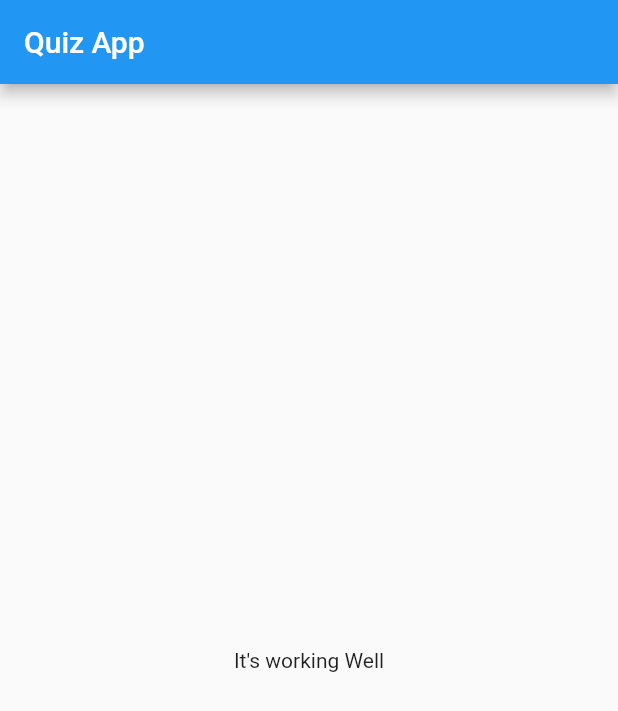
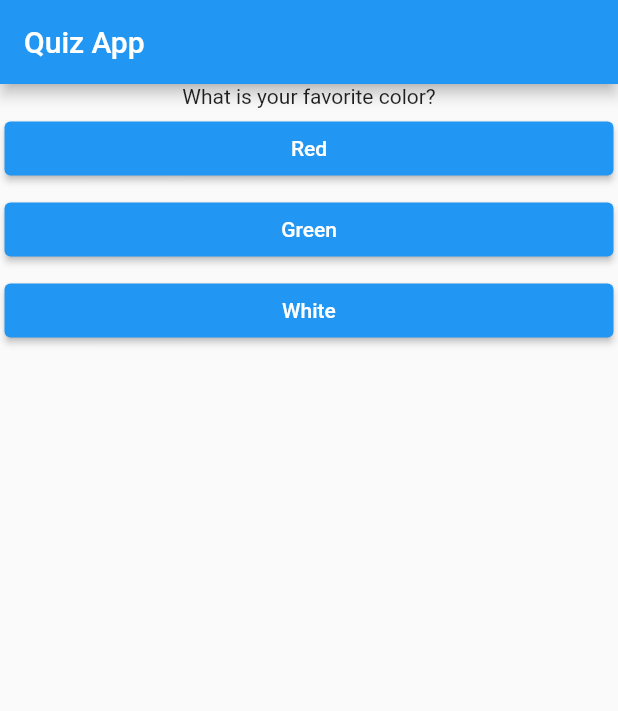
Before and after one commit to Nayemalam110/Quiz-App, a Flutter app: the screen it shows after launch, on a phone screen of 412 x 824 dp. Shown: the top 711 px of the screen. Run offline on Flutter 3.47's test engine with Material 2 defaults, Android fonts, the phone set to English and light mode, and no system bars.

Commit message:
simple question and button added

```diff
--- /dev/null
+++ b/quiz_app/lib/answer.dart
@@ -0,0 +1,20 @@
+import 'package:flutter/material.dart';
+
+class Answer extends StatelessWidget {
+  final VoidCallback answerqust;
+  String name;
+
+  Answer(this.name, this.answerqust);
+
+  @override
+  Widget build(BuildContext context) {
+    return Container(
+      margin: EdgeInsets.all(3),
+      width: double.maxFinite,
+      child: ElevatedButton(
+        child: Text(name),
+        onPressed: answerqust,
+      ),
+    );
+  }
+}
--- a/quiz_app/lib/main.dart
+++ b/quiz_app/lib/main.dart
@@ -1,4 +1,6 @@
 import 'package:flutter/material.dart';
+import 'package:quiz_app/answer.dart';
+import 'package:quiz_app/question.dart';
 
 void main() {
   runApp(QuizApp());
@@ -13,18 +15,50 @@ class QuizApp extends StatefulWidget {
 }
 
 class QuizAppState extends State<QuizApp> {
+  var questions = [
+    {
+      'questiontext': 'What is your favorite color?',
+      'options': ['Red', 'Green', 'White'],
+    },
+    {
+      'questiontext': 'What is your favorite sport?',
+      'options': ['Cricket', 'Football', 'hokey'],
+    },
+    {
+      'questiontext': 'When is your favorite time to work?',
+      'options': ['Morning', 'Afternoon', 'Evening'],
+    },
+  ];
+
+  var _index = 0;
+
+  void changeindex() {
+    setState(() {
+      _index = _index + 1;
+    });
+    if (_index == 2) {
+      _index = 0;
+    }
+  }
+
   @override
   Widget build(BuildContext context) {
     // TODO: implement build
     return MaterialApp(
       home: Scaffold(
-        appBar: AppBar(
-          title: Text('Quiz App'),
-        ),
-        body: Center(
-          child: Text('It\'s working Well'),
-        ),
-      ),
+          appBar: AppBar(
+            title: Text('Quiz App'),
+          ),
+          body: Column(
+            children: [
+              Quest(
+                questions[_index]['questiontext'] as String,
+              ),
+              ...(questions[_index]['options'] as List<String>).map((answer) {
+                return Answer(answer, changeindex);
+              }).toList()
+            ],
+          )),
     );
   }
 }
--- /dev/null
+++ b/quiz_app/lib/question.dart
@@ -0,0 +1,14 @@
+import 'package:flutter/material.dart';
+
+class Quest extends StatelessWidget {
+  final String qst;
+
+  Quest(this.qst);
+
+  @override
+  Widget build(BuildContext context) {
+    return Container(
+      child: Text(qst),
+    );
+  }
+}
```
